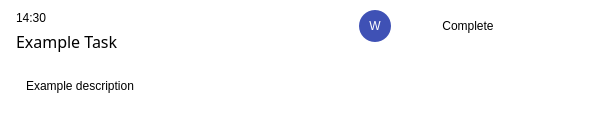
Before: the Qt Designer form uis/res/ui_note_item.ui in GorgeousOne/TaskManagementApp, drawn with Qt 5.
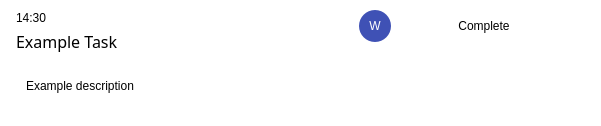
After: the same form once the commit is applied. Icons and pictures are not drawn.

Patch:
```diff
--- a/uis/res/ui_note_item.ui
+++ b/uis/res/ui_note_item.ui
@@ -190,6 +190,12 @@
            <property name="orientation">
             <enum>Qt::Horizontal</enum>
            </property>
+           <property name="sizeHint" stdset="0">
+            <size>
+             <width>0</width>
+             <height>0</height>
+            </size>
+           </property>
           </spacer>
          </item>
          <item>
```
